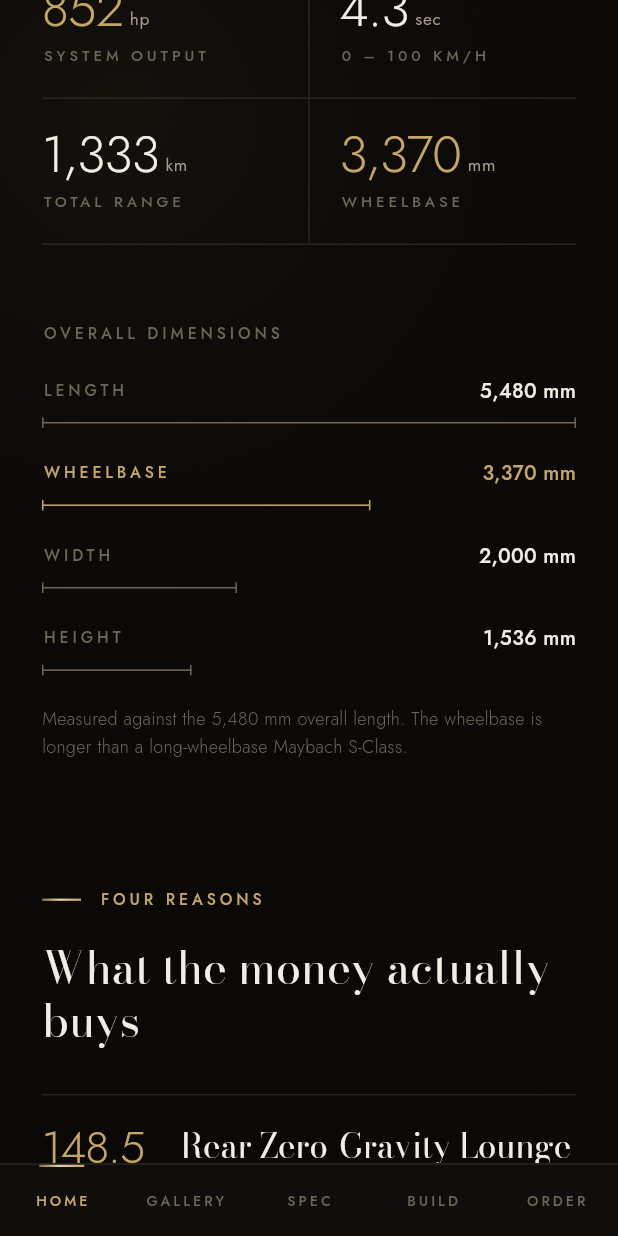
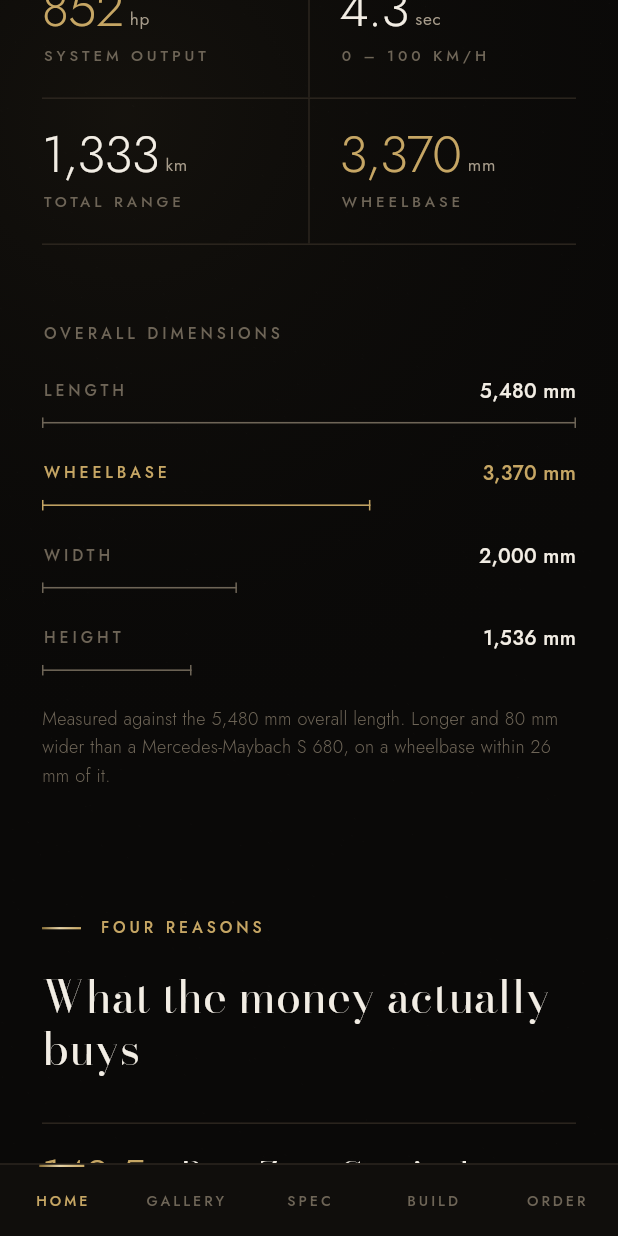
Before and after one commit to Asser22/maextro-s800-megatrust, a Flutter app: the screen it shows after launch, scrolled down 1152 dp, on a phone screen of 412 x 824 dp. Run offline on Flutter 3.47's test engine with Material 3 defaults, Android fonts, the phone set to English and light mode, and no system bars; our stand-ins replace share_plus.

Commit message:
Fact-check pass: correct height, wheelbase claim, trim data and 2026 pricing
- Height 1,536 -> 1,542 mm (CarNewsChina database, both model years)
- Remove false 'wheelbase longer than a Maybach' claim; S 680 is 3,396 mm
- BEV 4-seat is dual-motor 523 hp / 4.5 s, not tri-motor 852 hp / 4.3 s
- EREV electric range 258-311 km CLTC per trim, not 340-400
- Add the missing sixth trim (Xinghui Executive)
- Adopt real trim names and 2026 list prices; flag the unpublished top price
- Hero: framed plate on desktop instead of a 2x-upscaled full-bleed photo
- Fix mailto encoding that turned every space into '+'

```diff
--- a/lib/data/car_data.dart
+++ b/lib/data/car_data.dart
@@ -28,9 +28,9 @@ final CarListing car = CarListing(
   positioning:
       'Five-and-a-half metres of hand-finished sedan on a 3,370 mm wheelbase, '
       'carrying Huawei\'s most advanced drivetrain, sensor suite and cabin '
-      'electronics. It is the first Chinese car engineered without a price '
-      'ceiling, and it is the car we bring into Alexandria to order — factory '
-      'new, zero kilometres, in the exact specification you choose.',
+      'electronics. It is among the most expensive cars China has put into '
+      'production, and it is the one we bring into Alexandria to order — '
+      'factory new, zero kilometres, in the exact specification you choose.',
 
   // ── Body ──────────────────────────────────────────────────────────────────
   lengthMm: 5480,
@@ -123,8 +123,8 @@ final CarListing car = CarListing(
       electricRangeKm: 311,
       totalRangeKm: 1333,
       priceRmb: 838000,
-      note: 'The four-seat lounge with the range extender. The longest legs of '
-          'any version, at 1,333 km.',
+      note: 'The four-seat lounge with the range extender, and the longest '
+          'range in the family at 1,333 km — level with the five-seat Xinghui.',
     ),
     Variant(
       name: 'Xingyao Executive',
@@ -156,7 +156,9 @@ final CarListing car = CarListing(
         SpecItem('Length', '5,480 mm', accent: true),
         SpecItem('Width', '2,000 mm'),
         SpecItem('Height', '1,542 mm'),
-        SpecItem('Wheelbase', '3,370 mm', accent: true, note: 'Longer than a Maybach S-Class'),
+        // NOT "longer than a Maybach" — the S 680's wheelbase is 3,396 mm.
+        // The S800 beats it on overall length and width, not wheelbase.
+        SpecItem('Wheelbase', '3,370 mm', accent: true, note: 'Within 26 mm of a Maybach S 680'),
         SpecItem('Kerb weight', 'from 2,604 kg', note: 'Up to 2,920 kg, tri-motor'),
         SpecItem('Drag coefficient', 'Cd 0.206', note: 'With low-drag wheels; 0.219 standard'),
         SpecItem('Boot capacity', '445 L'),
--- a/lib/screens/showcase_screen.dart
+++ b/lib/screens/showcase_screen.dart
@@ -358,8 +358,9 @@ class _Dimensions extends StatelessWidget {
           const SizedBox(height: Gap.md),
         ],
         Text(
-          'Measured against the 5,480 mm overall length. The wheelbase is '
-          'longer than a long-wheelbase Maybach S-Class.',
+          'Measured against the 5,480 mm overall length. Longer and 80 mm '
+          'wider than a Mercedes-Maybach S 680, on a wheelbase within 26 mm '
+          'of it.',
           style: Theme.of(context).textTheme.bodySmall,
         ),
       ],
```
Also changed, not shown: 3 other files.
